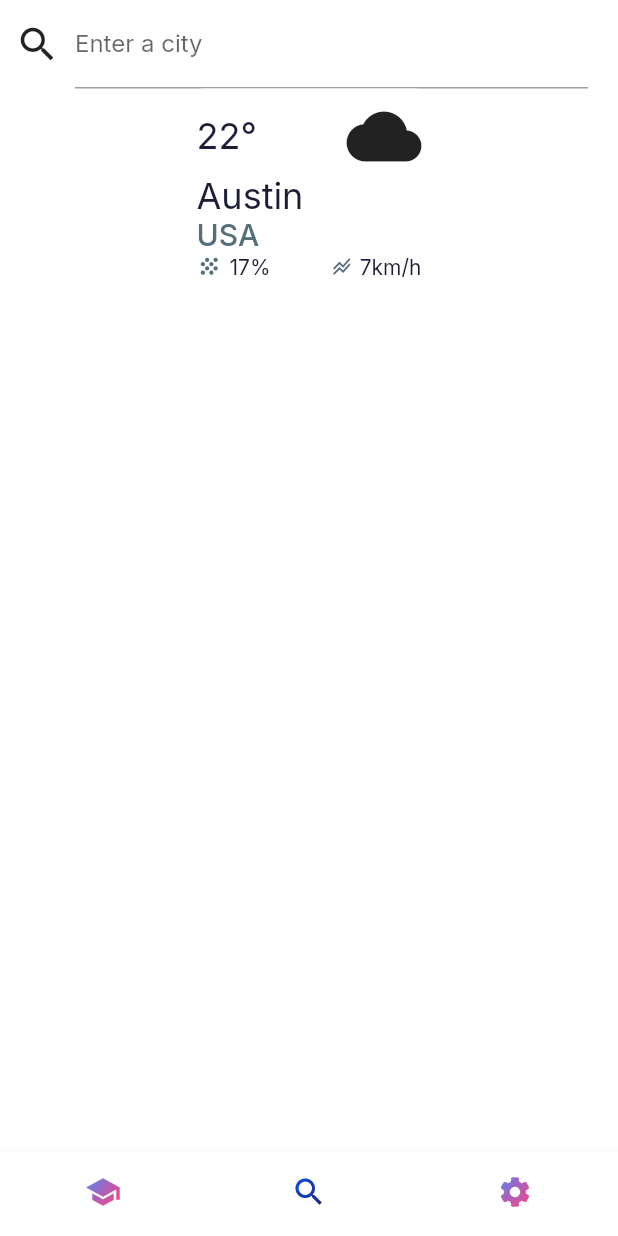
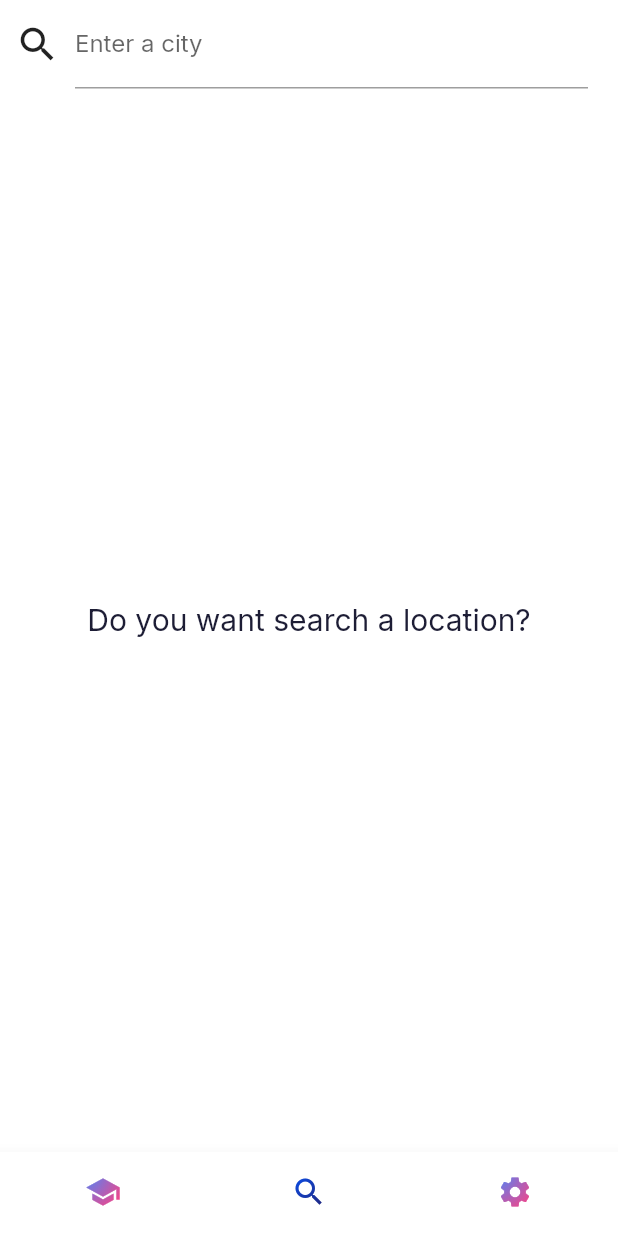
Before and after one commit to vietlinhtspt/weather_app, a Flutter app: the screen it shows after launch, item 2 of the bottom bar chosen, on a phone screen of 412 x 824 dp. Run offline on Flutter 3.47's test engine with Material 2 defaults, Android fonts, the phone set to English and light mode, and no system bars; our stand-ins replace equatable, flutter_bloc, google_fonts.

Commit message:
Add logic for search page

```diff
--- /dev/null
+++ b/lib/blocs/weather_search_bloc.dart
@@ -0,0 +1,33 @@
+import "package:flutter_bloc/flutter_bloc.dart";
+import 'package:weather_app/events/weather_search_event.dart';
+import 'package:weather_app/models/weather_model.dart';
+import 'package:weather_app/states/weather_search_state.dart';
+import 'package:weather_app/states/weather_state.dart';
+import 'package:weather_app/services/weather_service.dart';
+import 'package:flutter/cupertino.dart';
+
+class WeatherSearchBloc extends Bloc<WeatherSearchEvent, WeatherState> {
+  final WeatherServices weatherServices;
+  WeatherSearchBloc({@required this.weatherServices})
+      : assert(weatherServices != null),
+        super(WeatherStateSearchInitial());
+
+  @override
+  Stream<WeatherState> mapEventToState(WeatherSearchEvent event) async* {
+    if (event is WeatherSearchEventSearch) {
+      yield WeatherStateSearchLoading();
+      try {
+        final List<Weather> weathers =
+            await weatherServices.searchCity(event.city);
+        yield WeatherStateSearchSuccess(weathers: weathers);
+        List<Weather> fullInfo = [];
+        for (var weather in weathers) {
+          fullInfo += [await weatherServices.fetchWeather(weather.locationId)];
+        }
+        yield WeatherStateSearchSuccess(weathers: fullInfo);
+      } catch (e) {
+        yield WeatherStateSearchFailure();
+      }
+    }
+  }
+}
--- /dev/null
+++ b/lib/events/weather_event.dart
@@ -0,0 +1,27 @@
+import 'package:equatable/equatable.dart';
+import 'package:flutter/cupertino.dart';
+
+abstract class WeatherEvent extends Equatable {
+  const WeatherEvent();
+}
+
+class WeatherEventRequest extends WeatherEvent {
+  final String city;
+  const WeatherEventRequest({@required this.city}) : assert(city != null);
+  @override
+  List<Object> get props => [city];
+}
+
+class WeatherEventRefresh extends WeatherEvent {
+  final String city;
+  const WeatherEventRefresh({@required this.city});
+  @override
+  List<Object> get props => [city];
+}
+
+class WeatherEventSearch extends WeatherEvent {
+  final String city;
+  const WeatherEventSearch({@required this.city});
+  @override
+  List<Object> get props => [city];
+}
--- /dev/null
+++ b/lib/events/weather_search_event.dart
@@ -0,0 +1,13 @@
+import 'package:equatable/equatable.dart';
+import 'package:flutter/cupertino.dart';
+
+abstract class WeatherSearchEvent extends Equatable {
+  const WeatherSearchEvent();
+}
+
+class WeatherSearchEventSearch extends WeatherSearchEvent {
+  final String city;
+  const WeatherSearchEventSearch({@required this.city});
+  @override
+  List<Object> get props => [city];
+}
--- a/lib/main.dart
+++ b/lib/main.dart
@@ -1,36 +1,54 @@
+import 'dart:io';
+
 import 'package:flutter/material.dart';
+import 'package:flutter_bloc/flutter_bloc.dart';
+import 'package:weather_app/blocs/bloc_observer.dart';
+import 'package:weather_app/blocs/weather_bloc.dart';
+import 'package:weather_app/blocs/weather_search_bloc.dart';
+import 'package:weather_app/models/weather_model.dart';
 import 'package:weather_app/pages/gradientIcon.dart';
 import 'package:weather_app/pages/home_page.dart';
 import 'package:weather_app/pages/search_page.dart';
 import 'package:weather_app/pages/setting_page.dart';
+import 'package:weather_app/services/weather_service.dart';
+import 'package:http/http.dart' as http;
 import 'package:weather_app/theme.dart';
 
 void main() {
+  Bloc.observer = WeatherBlocObserver();
   runApp(MyApp());
 }
 
 class MyApp extends StatelessWidget {
   // This widget is the root of your application.
+  final WeatherServices weatherServices =
+      WeatherServices(httpClient: http.Client());
   @override
   Widget build(BuildContext context) {
     return MaterialApp(
       title: 'Weather App',
       theme: lightThemeData(context),
       darkTheme: darkThemeData(context),
-      home: MainPage(),
+      home: MultiBlocProvider(providers: [
+        BlocProvider<WeatherBloc>(
+            create: (context) => WeatherBloc(weatherServices: weatherServices)),
+        BlocProvider<WeatherSearchBloc>(
+            create: (context) =>
+                WeatherSearchBloc(weatherServices: weatherServices))
+      ], child: MainPage()),
     );
   }
 }
 
 class MainPage extends StatefulWidget {
-  const MainPage({Key key}) : super(key: key);
+  int selectedIndex;
+  MainPage({Key key, this.selectedIndex = 0}) : super(key: key);
 
   @override
   _MainPageState createState() => _MainPageState();
 }
 
 class _MainPageState extends State<MainPage> {
-  int _selectedIndex = 0;
   static const TextStyle optionStyle =
       TextStyle(fontSize: 30, fontWeight: FontWeight.bold);
   static const List<Widget> _widgetOptions = <Widget>[
@@ -38,18 +56,28 @@ class _MainPageState extends State<MainPage> {
     SearchPage(),
     SettingPage(),
   ];
+  WeatherBloc _weatherBloc;
+  @override
+  void initState() {
+    super.initState();
+    _weatherBloc = BlocProvider.of<WeatherBloc>(context);
 
-  void _onItemTapped(int index) {
-    setState(() {
-      _selectedIndex = index;
-    });
   }
 
   @override
   Widget build(BuildContext context) {
+    return StreamBuilder(
+      stream: _weatherBloc.changeTabController.stream,
+      builder: (context, snapshot) {
+        int indexTab = 0;
+        if (snapshot.hasData) {
+          indexTab = snapshot.data;
+        }
+        print(indexTab);
+
         return Scaffold(
           body: Center(
-        child: _widgetOptions.elementAt(_selectedIndex),
+            child: _widgetOptions.elementAt(indexTab),
           ),
           bottomNavigationBar: BottomNavigationBar(
             showSelectedLabels: false,
@@ -70,10 +98,15 @@ class _MainPageState extends State<MainPage> {
                 label: 'Setting',
               ),
             ],
-        currentIndex: _selectedIndex,
+            currentIndex: indexTab,
             // selectedItemColor: Colors.amber[800],
-        onTap: _onItemTapped,
+            onTap: (index) {
+              print(index);
+              _weatherBloc.changeTabController.add(index);
+            },
           ),
+        );
+      },
     );
   }
 }
--- /dev/null
+++ b/lib/models/weather_model.dart
@@ -0,0 +1,121 @@
+import 'package:equatable/equatable.dart';
+
+enum WeatherCondition {
+  snow,
+  sleet,
+  hail,
+  thunderstorm,
+  heavyRain,
+  lightRain,
+  showers,
+  heavyCloud,
+  lightCloud,
+  clear,
+  unknown
+}
+
+class Weather extends Equatable {
+  final WeatherCondition weatherCondition;
+  final String formattedCondition;
+  final double minTemp;
+  final double temp;
+  final double maxTemp;
+  final int locationId;
+  final String created;
+  final double windSpeed;
+  final DateTime lastUpdated;
+  final String location;
+  final int humidity;
+  final String timezone;
+  //constructor
+  const Weather(
+      {this.weatherCondition,
+      this.formattedCondition,
+      this.minTemp,
+      this.temp,
+      this.maxTemp,
+      this.locationId,
+      this.created,
+      this.windSpeed,
+      this.lastUpdated,
+      this.location,
+      this.humidity,
+      this.timezone});
+  @override
+  // TODO: implement props
+  List<Object> get props => [
+        weatherCondition,
+        formattedCondition,
+        minTemp,
+        temp,
+        maxTemp,
+        locationId,
+        created,
+        windSpeed,
+        lastUpdated,
+        location,
+        humidity,
+        timezone
+      ];
+  //convert from JSON to Weather object
+/*
+consolidated_weather": [
+    {
+      "id": 5001437304061952,
+      "weather_state_name": "Light Cloud",
+      "weather_state_abbr": "lc",
+      "wind_direction_compass": "SSE",
+      "created": "2020-07-26T00:22:18.967978Z",
+      "applicable_date": "2020-07-25",
+      "min_temp": 22.825,
+      "max_temp": 31.585,
+      "the_temp": 32.2,
+      "wind_speed": 4.388510937739601,
+      "wind_direction": 165.1056162097894,
+      "air_pressure": 1018.5,
+      "humidity": 56,
+      "visibility": 15.249070428696413,
+      "predictability": 70
+    },
+    ...
+ */
+  factory Weather.fromJson(dynamic jsonObject) {
+    final consolidatedWeather = jsonObject['consolidated_weather'][0];
+    return Weather(
+        weatherCondition: _mapStringToWeatherCondition(
+                consolidatedWeather['weather_state_abbr']) ??
+            '',
+        formattedCondition: consolidatedWeather['weather_state_name'] ?? '',
+        minTemp: consolidatedWeather['min_temp'] as double,
+        temp: consolidatedWeather['the_temp'] as double,
+        maxTemp: consolidatedWeather['max_temp'] as double,
+        locationId:
+            jsonObject['woeid'] as int, //Where On Earth Identifier = woeid
+        created: consolidatedWeather['created'],
+        lastUpdated: DateTime.now(),
+        location: jsonObject['title'],
+        windSpeed: consolidatedWeather['wind_speed'] as double,
+        humidity: consolidatedWeather['humidity'],
+        timezone: jsonObject["timezone"].split("/")[0]);
+  }
+
+  factory Weather.fromSearchResult(Map item) {
+    return Weather(locationId: item['woeid'] as int, location: item['title']);
+  }
+
+  static WeatherCondition _mapStringToWeatherCondition(String inputString) {
+    Map<String, WeatherCondition> map = {
+      'sn': WeatherCondition.snow,
+      'sl': WeatherCondition.sleet,
+      'h': WeatherCondition.hail,
+      't': WeatherCondition.thunderstorm,
+      'hr': WeatherCondition.heavyRain,
+      'lr': WeatherCondition.lightRain,
+      's': WeatherCondition.showers,
+      'hc': WeatherCondition.heavyCloud,
+      'lc': WeatherCondition.lightCloud,
+      'c': WeatherCondition.clear
+    };
+    return map[inputString] ?? WeatherCondition.unknown;
+  }
+}
--- a/lib/pages/searchBar.dart
+++ b/lib/pages/searchBar.dart
@@ -1,8 +1,16 @@
+import 'dart:async';
+
 import 'package:flutter/material.dart';
+import 'package:flutter_bloc/flutter_bloc.dart';
+import 'package:weather_app/blocs/weather_bloc.dart';
+import 'package:weather_app/blocs/weather_search_bloc.dart';
+import 'package:weather_app/events/weather_event.dart';
+import 'package:weather_app/events/weather_search_event.dart';
 import 'package:weather_app/pages/gradientIcon.dart';
 
 class SearchBar extends StatelessWidget {
-  const SearchBar({
+  final _debouncer = Debouncer(milliseconds: 1000);
+  SearchBar({
     Key key,
     @required TextEditingController cityTextController,
   })  : _cityTextController = cityTextController,
@@ -29,6 +37,16 @@ class SearchBar extends StatelessWidget {
               child: Padding(
                 padding: EdgeInsets.only(left: 10.0, right: 20),
                 child: TextFormField(
+                    onChanged: (text) {
+                      _debouncer.run(() {
+                        //Perform your search
+                        print("Search text");
+                        if (text != '') {
+                          BlocProvider.of<WeatherSearchBloc>(context)
+                              .add(WeatherSearchEventSearch(city: text));
+                        }
+                      });
+                    },
                     controller: _cityTextController,
                     decoration: InputDecoration(
                         labelText: 'Enter a city',
@@ -41,3 +59,18 @@ class SearchBar extends StatelessWidget {
     );
   }
 }
+
+class Debouncer {
+  final int milliseconds;
+  VoidCallback action;
+  Timer _timer;
+
+  Debouncer({this.milliseconds});
+
+  run(VoidCallback action) {
+    if (null != _timer) {
+      _timer.cancel();
+    }
+    _timer = Timer(Duration(milliseconds: milliseconds), action);
+  }
+}
--- a/lib/pages/search_page.dart
+++ b/lib/pages/search_page.dart
@@ -1,7 +1,11 @@
 import 'package:flutter/material.dart';
-import 'package:weather_app/pages/detail_info_item.dart';
-import 'package:weather_app/pages/gradientIcon.dart';
+import 'package:flutter_bloc/flutter_bloc.dart';
+import 'package:weather_app/blocs/weather_bloc.dart';
+import 'package:weather_app/blocs/weather_search_bloc.dart';
 import 'package:weather_app/pages/searchBar.dart';
+import 'package:weather_app/pages/suggestItem.dart';
+import 'package:weather_app/states/weather_search_state.dart';
+import 'package:weather_app/states/weather_state.dart';
 
 class SearchPage extends StatefulWidget {
   const SearchPage({Key key}) : super(key: key);
@@ -14,72 +18,54 @@ class _SearchPageState extends State<SearchPage> {
   final TextEditingController _cityTextController = TextEditingController();
   @override
   Widget build(BuildContext context) {
+    return BlocBuilder<WeatherSearchBloc, WeatherState>(
+        builder: (context, weatherState) {
       return SafeArea(
         child: Column(
           children: [
             SearchBar(cityTextController: _cityTextController),
-          Container(
-            padding: EdgeInsets.symmetric(vertical: 7, horizontal: 15),
-            width: 180,
-            decoration: BoxDecoration(
-                borderRadius: BorderRadius.circular(20),
-                color: Theme.of(context).cardColor),
-            child:
-                Column(crossAxisAlignment: CrossAxisAlignment.start, children: [
-              Row(
-                mainAxisAlignment: MainAxisAlignment.spaceBetween,
-                children: [
-                  Text(
-                    "22°",
-                    style: Theme.of(context).textTheme.headline5,
+            // SuggestItem()
+            (() {
+              if (weatherState is WeatherStateSearchInitial) {
+                return Expanded(
+                  child: Center(
+                      child: Text('Do you want search a location?',
+                          style: TextStyle(fontSize: 20))),
+                );
+              }
+              if (weatherState is WeatherStateSearchLoading) {
+                return Center(child: CircularProgressIndicator());
+              }
+              // your code here
+              if (weatherState is WeatherStateSearchSuccess) {
+                final weathers = weatherState.weathers;
+
+                return Expanded(
+                  child: Container(
+                    margin: EdgeInsets.only(top: 20, left: 20, right: 20),
+                    child: GridView.builder(
+                        gridDelegate: SliverGridDelegateWithMaxCrossAxisExtent(
+                            maxCrossAxisExtent: 200,
+                            childAspectRatio: 0.9 / 1,
+                            crossAxisSpacing: 20,
+                            mainAxisSpacing: 20),
+                        itemCount: weathers.length,
+                        itemBuilder: (BuildContext ctx, index) {
+                          return SuggestItem(
+                            weather: weathers[index],
+                          );
+                        }),
                   ),
-                  GradientIcon(
-                      icon: Icon(
-                    Icons.cloud,
-                    size: 50,
-                  ))
-                ],
-              ),
-              Text(
-                "Austin",
-                style: Theme.of(context).textTheme.headline5,
-              ),
-              Text(
-                "USA",
-                style: Theme.of(context)
-                    .textTheme
-                    .headline6
-                    .copyWith(color: Colors.blueGrey[600]),
-              ),
-              Row(
-                mainAxisAlignment: MainAxisAlignment.spaceBetween,
-                children: [
-                  DetailInfoItem(
-                    icon: Icon(
-                      Icons.grain,
-                      size: 17,
-                      color: Colors.blueGrey[600],
-                    ),
-                    title: "17%",
-                    fontSize: 14,
-                    margin: EdgeInsets.only(right: 5),
-                  ),
-                  DetailInfoItem(
-                    icon: Icon(
-                      Icons.stacked_line_chart,
-                      size: 14,
-                      color: Colors.blueGrey[600],
-                    ),
-                    title: "7km/h",
-                    fontSize: 14,
-                    margin: EdgeInsets.only(right: 5),
-                  )
-                ],
-              )
-            ]),
-          )
+                );
+              }
+              return Text(
+                'Something went wrong',
+                style: TextStyle(color: Colors.redAccent, fontSize: 16),
+              );
+            }())
           ],
         ),
       );
+    });
   }
 }
--- /dev/null
+++ b/lib/states/weather_search_state.dart
@@ -0,0 +1,18 @@
+import 'package:flutter/cupertino.dart';
+import 'package:weather_app/models/weather_model.dart';
+import 'package:weather_app/states/weather_state.dart';
+
+class WeatherStateSearchSuccess extends WeatherState {
+  final List<Weather> weathers;
+  const WeatherStateSearchSuccess({@required this.weathers})
+      : assert(weathers != null);
+
+  @override
+  List<List<Object>> get props => [weathers];
+}
+
+class WeatherStateSearchInitial extends WeatherState {}
+
+class WeatherStateSearchLoading extends WeatherState {}
+
+class WeatherStateSearchFailure extends WeatherState {}
--- /dev/null
+++ b/lib/states/weather_state.dart
@@ -0,0 +1,23 @@
+import 'package:equatable/equatable.dart';
+import 'package:flutter/cupertino.dart';
+import 'package:weather_app/models/weather_model.dart';
+
+abstract class WeatherState extends Equatable {
+  const WeatherState();
+  @override
+  List<Object> get props => [];
+}
+
+class WeatherStateInitial extends WeatherState {}
+
+class WeatherStateLoading extends WeatherState {}
+
+class WeatherStateSuccess extends WeatherState {
+  final Weather weather;
+  const WeatherStateSuccess({@required this.weather}) : assert(weather != null);
+
+  @override
+  List<Object> get props => [weather];
+}
+
+class WeatherStateFailure extends WeatherState {}
--- a/pubspec.yaml
+++ b/pubspec.yaml
@@ -24,6 +24,9 @@ dependencies:
   flutter:
     sdk: flutter
   google_fonts: ^1.1.0
+  flutter_bloc: ^6.1.3
+  http: ^0.12.0
+  equatable: ^1.0.0
 
   # The following adds the Cupertino Icons font to your application.
   # Use with the CupertinoIcons class for iOS style icons.
```
Also changed, not shown: lib/blocs/bloc_observer.dart (added, +21 -0 lines), lib/blocs/weather_bloc.dart (added, +44 -0 lines), lib/pages/suggestItem.dart (added, +127 -0 lines), lib/services/weather_service.dart (added, +51 -0 lines), pubspec.lock. Lines whose indentation alone changed are shown as unchanged.
